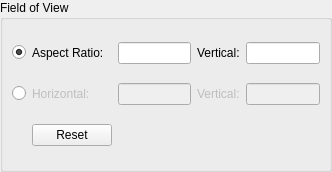
Above: source/StealthViewer/ui/FOVGroupBox.ui from delta3d/SimulationCore before the change. Below: the same form after it.
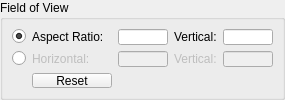
That is the form after the change.

Commit message: Fixed the wonky min resize issue on the Field of View group box.

Diff of the .ui file:
```diff
--- a/source/StealthViewer/ui/FOVGroupBox.ui
+++ b/source/StealthViewer/ui/FOVGroupBox.ui
@@ -5,14 +5,14 @@
    <rect>
     <x>0</x>
     <y>0</y>
-    <width>332</width>
-    <height>172</height>
+    <width>283</width>
+    <height>100</height>
    </rect>
   </property>
   <property name="minimumSize" >
    <size>
     <width>0</width>
-    <height>20</height>
+    <height>0</height>
    </size>
   </property>
   <property name="windowTitle" >
@@ -33,7 +33,7 @@
      <property name="minimumSize" >
       <size>
        <width>0</width>
-       <height>131</height>
+       <height>100</height>
       </size>
      </property>
      <property name="title" >
```
The commit also changes 4 other files.
